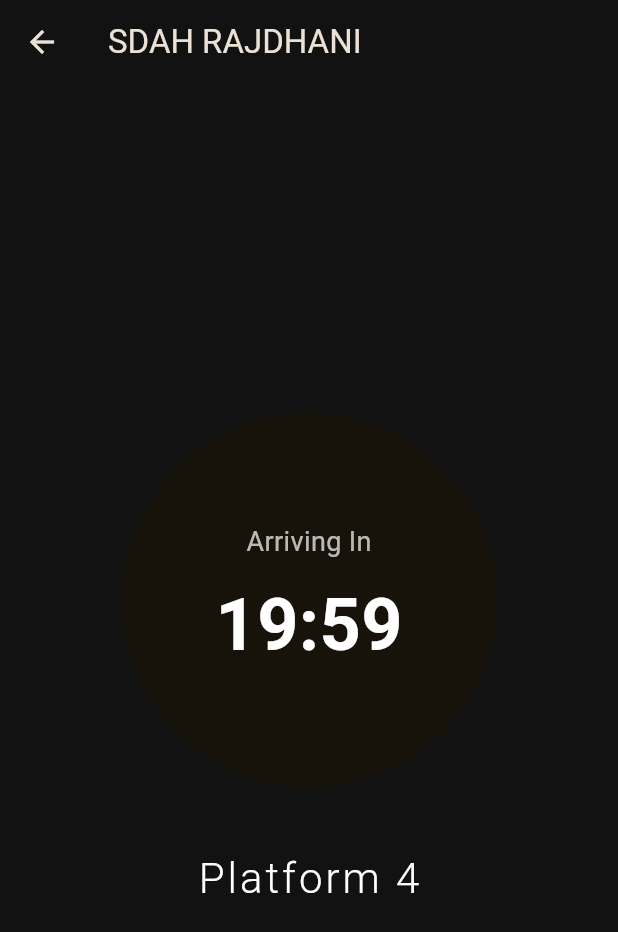
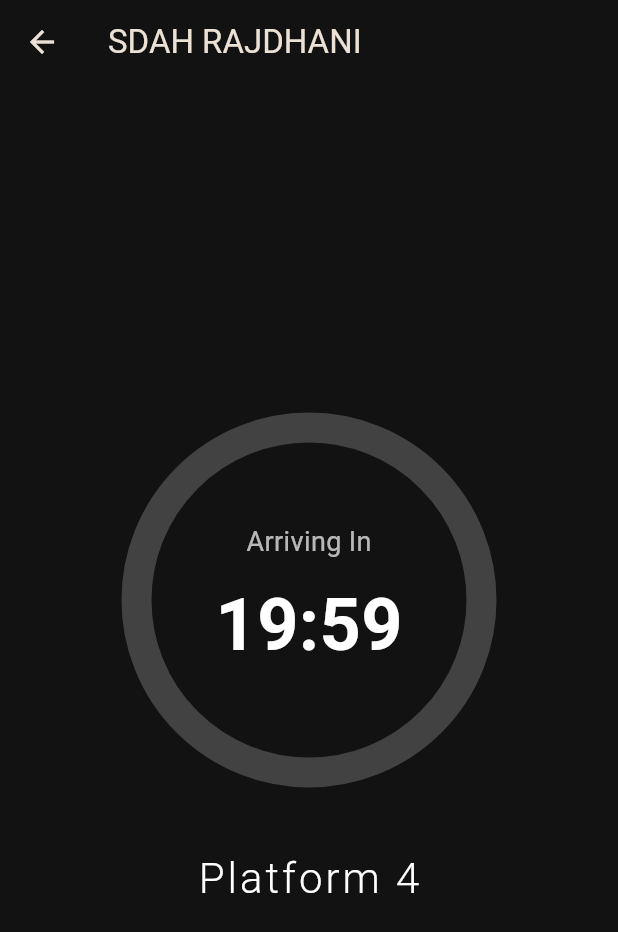
Before and after one commit to Avi-Mondal/train-timer-app, a Flutter app: the screen it shows after launch, after a tap on "Search Trains", after a tap on "SDAH RAJDHANI", on a phone screen of 412 x 824 dp. Shown: the top 932 px of the screen. Run offline on Flutter 3.47's test engine with Material 3 defaults, Android fonts, the phone set to English and light mode, and no system bars.

Commit message:
Feat: Complete real-time animated timer UI and logic

```diff
--- a/lib/screens/timer_screen.dart
+++ b/lib/screens/timer_screen.dart
@@ -1,8 +1,8 @@
+import 'dart:async';
 import 'package:flutter/material.dart';
 import 'package:train_timer_app/models/train_model.dart';
-import 'dart:async';
+import 'package:train_timer_app/widgets/timer_painter.dart'; // Import our new painter
 
-// We convert this to a StatefulWidget to prepare for the live timer later.
 class TimerScreen extends StatefulWidget {
   final Train train;
   const TimerScreen({super.key, required this.train});
@@ -12,11 +12,11 @@
 }
 
 class _TimerScreenState extends State<TimerScreen> {
-  // --- NEW: State variables to manage the timer ---
   Timer? _timer;
+  Duration _totalTime = Duration.zero;
   Duration _remainingTime = Duration.zero;
+  double _progress = 0.0;
 
-  // --- NEW: A helper function to format Duration into MM:SS ---
   String _formatDuration(Duration duration) {
     String twoDigits(int n) => n.toString().padLeft(2, '0');
     final minutes = twoDigits(duration.inMinutes.remainder(60));
@@ -24,37 +24,47 @@
     return "$minutes:$seconds";
   }
 
-  // --- NEW: This method runs once when the screen is created ---
   @override
   void initState() {
     super.initState();
     _startTimer();
   }
 
-  // --- NEW: This method cleans up the timer when the screen is destroyed ---
   @override
   void dispose() {
-    _timer?.cancel(); // Cancel the timer to prevent memory leaks
+    _timer?.cancel();
     super.dispose();
   }
 
-  // --- NEW: The core logic for our countdown ---
   void _startTimer() {
-    // Calculate the initial remaining time
-    _remainingTime = widget.train.arrivalDateTime.difference(DateTime.now());
+  // Store the final arrival time once. This is our fixed target.
+  final targetTime = widget.train.arrivalDateTime;
+
+  // Calculate the initial total duration for our progress calculation
+  _totalTime = targetTime.difference(DateTime.now());
+
+  // Handle cases where the train has already arrived or data is invalid
+  if (_totalTime.inSeconds <= 0) {
+    setState(() {
+      _progress = 1.0; // Set progress to full
+      _remainingTime = Duration.zero;
+    });
+    return; // Don't start the timer
+  }
 
   // Create a timer that ticks every second
   _timer = Timer.periodic(const Duration(seconds: 1), (timer) {
     setState(() {
-        // On each tick, decrement the duration by one second
-        final seconds = _remainingTime.inSeconds - 1;
-        if (seconds < 0) {
-          // If the timer is finished, cancel it
+      // On each tick, RE-CALCULATE the remaining time from the target.
+      _remainingTime = targetTime.difference(DateTime.now());
+
+      if (_remainingTime.inSeconds < 0) {
         _timer?.cancel();
-          // Optionally, you can set the text to "Arrived"
         _remainingTime = Duration.zero;
+        _progress = 1.0;
       } else {
-          _remainingTime = Duration(seconds: seconds);
+        // The progress calculation will now work correctly with the real total time
+        _progress = 1.0 - (_remainingTime.inSeconds / _totalTime.inSeconds);
       }
     });
   });
@@ -62,6 +72,8 @@
 
   @override
   Widget build(BuildContext context) {
+    final theme = Theme.of(context);
+    //print('BUILD METHOD: Rebuilding with progress $_progress');
     return Scaffold(
       appBar: AppBar(
         title: Text(widget.train.trainName),
@@ -75,12 +87,17 @@
             Stack(
               alignment: Alignment.center,
               children: [
-                Container(
+                // --- THIS IS THE BIG CHANGE ---
+                // We use our CustomPaint widget here
+                SizedBox(
                   width: 250,
                   height: 250,
-                  decoration: BoxDecoration(
-                    shape: BoxShape.circle,
-                    color: Theme.of(context).colorScheme.surface,
+                  child: CustomPaint(
+                    painter: TimerPainter(
+                      progress: _progress,
+                      progressColor: theme.colorScheme.primary, // Use our theme's accent color
+                      backgroundColor: Colors.grey.shade800,
+                    ),
                   ),
                 ),
                 Column(
@@ -90,7 +107,6 @@
                       style: TextStyle(fontSize: 18, color: Colors.white70),
                     ),
                     const SizedBox(height: 8),
-                    // --- MODIFIED: This now displays our dynamic time ---
                     Text(
                       _formatDuration(_remainingTime),
                       style: const TextStyle(
@@ -104,7 +120,7 @@
               ],
             ),
             const SizedBox(height: 40),
-            const Text(
+            Text(
               'Platform 4', // Placeholder
               style: TextStyle(
                 fontSize: 28,
--- /dev/null
+++ b/lib/widgets/timer_painter.dart
@@ -0,0 +1,62 @@
+// lib/widgets/timer_painter.dart
+
+import 'dart:math';
+import 'package:flutter/material.dart';
+
+class TimerPainter extends CustomPainter {
+  final double progress; // 0.0 to 1.0
+  final Color progressColor;
+  final Color backgroundColor;
+
+  TimerPainter({
+    required this.progress,
+    required this.progressColor,
+    required this.backgroundColor,
+  });
+
+  @override
+  void paint(Canvas canvas, Size size) {
+    //print('PAINT METHOD: Progress is $progress');
+    // General paint setup
+    final strokeWidth = 20.0;
+    final center = Offset(size.width / 2, size.height / 2);
+    final radius = (size.width - strokeWidth) / 2;
+
+    // Paint for the background circle
+    final backgroundPaint = Paint()
+      ..color = backgroundColor
+      ..strokeWidth = strokeWidth
+      ..style = PaintingStyle.stroke;
+
+    // Draw the full background circle
+    canvas.drawCircle(center, radius, backgroundPaint);
+
+    // Paint for the progress arc
+    final progressPaint = Paint()
+      ..color = progressColor
+      ..strokeWidth = strokeWidth
+      ..style = PaintingStyle.stroke
+      ..strokeCap = StrokeCap.round; // Makes the ends of the arc rounded
+
+    // Calculate the angle for the arc
+    final sweepAngle = 2 * pi * progress;
+
+    // Draw the progress arc
+    canvas.drawArc(
+      Rect.fromCircle(center: center, radius: radius),
+      -pi / 2, // Start from the top (12 o'clock)
+      sweepAngle,
+      false,
+      progressPaint,
+    );
+  }
+
+  @override
+bool shouldRepaint(covariant TimerPainter oldDelegate) {
+  // This tells the painter to only redraw itself if the progress value
+  // or the colors have actually changed between frames.
+  return oldDelegate.progress != progress ||
+         oldDelegate.progressColor != progressColor ||
+         oldDelegate.backgroundColor != backgroundColor;
+}
+}
```
Lines whose indentation alone changed are shown as unchanged.
